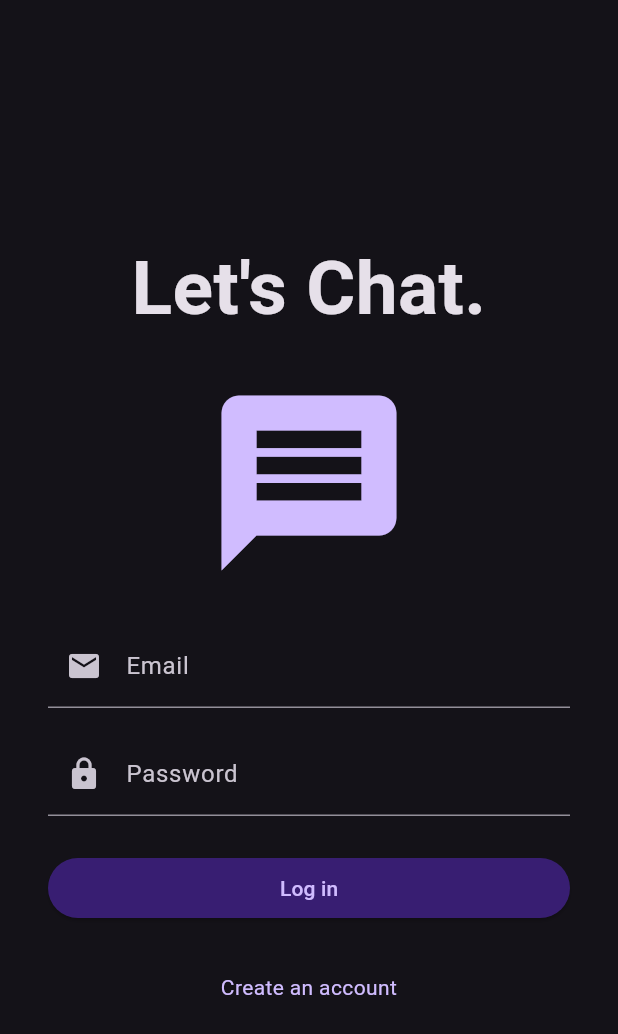
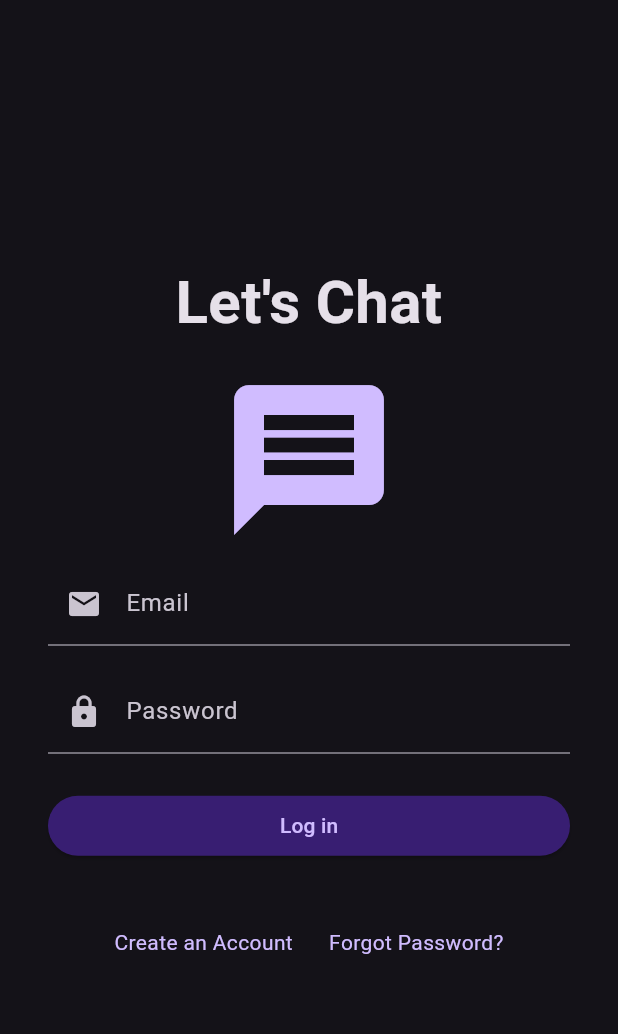
Before and after one commit to subbuguru/chat-app, a Flutter app: the RegisterScreen screen opened directly, after a tap on "Sign in", on a phone screen of 412 x 824 dp. Shown: the top 1034 px of the screen. Run offline on Flutter 3.47's test engine with Material 3 defaults, Android fonts, the phone set to English and light mode, and no system bars; our stand-ins replace cloud_firestore, firebase_auth, firebase_core, firebase_storage, google_sign_in, image_picker; accounts and stored records are empty; network calls fail.

Commit message:
added reset password
changed ui to accomodate reset password features. Also incorporated feature in prep for first beta release on play store

```diff
--- a/lib/screens/auth/login_screen.dart
+++ b/lib/screens/auth/login_screen.dart
@@ -28,7 +28,8 @@ class _LoginScreenState extends State<LoginScreen> {
   Future<void> signIn(String email, String password) async {
     final authService = Provider.of<AuthService>(context, listen: false);
     try {
-      UserCredential userCredential = await authService.signInWithEmailAndPassword(email, password);
+      UserCredential userCredential =
+          await authService.signInWithEmailAndPassword(email, password);
 
       Navigator.of(context).pushReplacement(
         MaterialPageRoute(
@@ -65,7 +66,6 @@ class _LoginScreenState extends State<LoginScreen> {
     }
   }
 
-
   @override
   Widget build(BuildContext context) {
     final theme = Theme.of(context);
@@ -86,18 +86,21 @@ class _LoginScreenState extends State<LoginScreen> {
                 crossAxisAlignment: CrossAxisAlignment.stretch,
                 children: [
                   // Title text
-                  const Text("Let's Chat.", style: TextStyle(fontSize: 50, fontWeight: FontWeight.bold), textAlign: TextAlign.center),
+                  const Text("Let's Chat",
+                      style:
+                          TextStyle(fontSize: 40, fontWeight: FontWeight.bold),
+                      textAlign: TextAlign.center),
 
-                  const SizedBox(height: 24),
+                  const SizedBox(height: 16),
 
                   // Message icon (replaceable)
                   Icon(
                     Icons.message,
-                    size: 140,
+                    size: 120,
                     color: primaryColor,
                   ),
 
-                  const SizedBox(height: 24),
+                  const SizedBox(height: 8),
 
                   // Email input field
                   TextFieldWidget(
@@ -136,7 +139,7 @@ class _LoginScreenState extends State<LoginScreen> {
 
                   const SizedBox(height: 16),
 
-                /*  // Google Sign-in button
+                  /*  // Google Sign-in button
                   ElevatedButton(
                     onPressed: () {
                       final authService = Provider.of<AuthService>(context, listen: false);
@@ -156,15 +159,39 @@ class _LoginScreenState extends State<LoginScreen> {
 
                   const SizedBox(height: 16),
 
+                  // row for create an account, forgot password
+                  Row(
+                    mainAxisAlignment: MainAxisAlignment.center,
+                    children: [
+                      Padding(
+                        padding: const EdgeInsets.all(12.0),
+                        child: GestureDetector(
+                          onTap: () => AuthNavigator.goToRegister(context),
+                          child: Text(
+                            'Create an Account',
+                            style: TextStyle(color: primaryColor),
+                            textAlign: TextAlign.center,
+                          ),
+                        ),
+                      ),
+                      const SizedBox(height: 8),
+                      //navigate to forgot password screen
+                      Padding(
+                        padding: const EdgeInsets.all(12.0),
+                        child: GestureDetector(
+                          onTap: () {
+                            AuthNavigator.goToForgotPassword(context);
+                          },
+                          child: Text(
+                            'Forgot Password?',
+                            style: TextStyle(color: primaryColor),
+                            textAlign: TextAlign.center,
+                          ),
+                        ),
+                      ),
+                    ],
+                  )
                   // Navigate to register screen
-                  GestureDetector(
-                    onTap:() => AuthNavigator.goToRegister(context),
-                    child: Text(
-                      'Create an account',
-                      style: TextStyle(color: primaryColor),
-                      textAlign: TextAlign.center,
-                    ),
-                  ),
                 ],
               ),
             ),
--- a/lib/screens/auth/register_screen.dart
+++ b/lib/screens/auth/register_screen.dart
@@ -1,4 +1,3 @@
-
 import 'package:chat_app/screens/home/home_screen.dart';
 import 'package:chat_app/widgets/text_field_widget.dart';
 import 'package:firebase_auth/firebase_auth.dart';
@@ -9,7 +8,6 @@ import '../../services/auth/auth_navigator.dart';
 import '../../services/auth/auth_service.dart';
 
 class RegisterScreen extends StatefulWidget {
-
   //add super.key
   const RegisterScreen({Key? key}) : super(key: key);
 
@@ -18,9 +16,6 @@ class RegisterScreen extends StatefulWidget {
 }
 
 class _RegisterScreenState extends State<RegisterScreen> {
-
-
-
   /// Asynchronously sign-up a user using email, password and displayName.
   ///
   /// Utilizes the [AuthService.signUpWithEmailAndPassword] and [AuthService.signInWithEmailAndPassword]
@@ -29,7 +24,8 @@ class _RegisterScreenState extends State<RegisterScreen> {
   Future<void> signUp(String email, String password, String displayName) async {
     final authService = Provider.of<AuthService>(context, listen: false);
     try {
-      UserCredential userCredential = await authService.signUpWithEmailAndPassword(email, password, displayName);
+      UserCredential userCredential = await authService
+          .signUpWithEmailAndPassword(email, password, displayName);
 
       await authService.signInWithEmailAndPassword(email, password);
 
@@ -44,7 +40,6 @@ class _RegisterScreenState extends State<RegisterScreen> {
           content: Text('Account created successfully'),
         ),
       );
-
     } on Exception catch (e) {
       // Show error in a Snackbar
       ScaffoldMessenger.of(context).showSnackBar(
@@ -54,10 +49,6 @@ class _RegisterScreenState extends State<RegisterScreen> {
       );
     }
   }
-
-
-
-
 
   @override
   Widget build(BuildContext context) {
@@ -80,19 +71,16 @@ class _RegisterScreenState extends State<RegisterScreen> {
                 mainAxisAlignment: MainAxisAlignment.center,
                 crossAxisAlignment: CrossAxisAlignment.stretch,
                 children: [
-                  const Text("Sign Up.", style: TextStyle(fontSize: 50, fontWeight: FontWeight.bold), textAlign: TextAlign.center,),
+                  const Text(
+                    "Create an Account",
+                    style: TextStyle(fontSize: 32, fontWeight: FontWeight.bold),
+                    textAlign: TextAlign.center,
+                  ),
 
-                  const SizedBox(height: 24),
-                  // Message icon (you can replace this with your own icon)
-                  Icon(
-                    Icons.message,
-                    size: 140,
-                    color: primaryColor,
-                  ),
                   const SizedBox(height: 24),
                   // Email input field
 
-                  TextFieldWidget (
+                  TextFieldWidget(
                     labelText: 'Email',
                     prefixIcon: Icons.email,
                     obscureText: false,
@@ -101,16 +89,17 @@ class _RegisterScreenState extends State<RegisterScreen> {
 
                   const SizedBox(height: 16),
 
-                  TextFieldWidget (
+                  TextFieldWidget(
                     labelText: 'Display Name',
                     prefixIcon: Icons.person,
                     obscureText: false,
-                    controller: displayNameController,),
+                    controller: displayNameController,
+                  ),
 
                   const SizedBox(height: 16),
 
                   // Password input field
-                  TextFieldWidget (
+                  TextFieldWidget(
                     labelText: 'Password',
                     prefixIcon: Icons.lock,
                     obscureText: true,
@@ -119,13 +108,12 @@ class _RegisterScreenState extends State<RegisterScreen> {
 
                   const SizedBox(height: 16),
 
-                  TextFieldWidget (
+                  TextFieldWidget(
                     labelText: 'Confirm Password',
                     prefixIcon: Icons.lock,
                     obscureText: true,
                     controller: confirmPasswordController,
                   ),
-
 
                   const SizedBox(height: 24),
 
@@ -133,10 +121,13 @@ class _RegisterScreenState extends State<RegisterScreen> {
                   ElevatedButton(
                     onPressed: () {
                       try {
-                        if (passwordController.text == confirmPasswordController.text) {
-                          signUp(emailController.text, passwordController.text, displayNameController.text);
+                        if (passwordController.text ==
+                            confirmPasswordController.text) {
+                          signUp(emailController.text, passwordController.text,
+                              displayNameController.text);
                         } else {
-                          throw Exception('Password error: Passwords do not match, are empty, or less than 6 characters');
+                          throw Exception(
+                              'Password error: Passwords do not match, are empty, or less than 6 characters');
                         }
                       } on Exception catch (e) {
                         ScaffoldMessenger.of(context).showSnackBar(
@@ -158,11 +149,12 @@ class _RegisterScreenState extends State<RegisterScreen> {
                     onTap: () {
                       AuthNavigator.goToLogin(context);
                       // go to homepage
-
                     },
                     child: Text(
                       'Sign in',
-                      style: TextStyle(color: primaryColor,  ),
+                      style: TextStyle(
+                        color: primaryColor,
+                      ),
                       textAlign: TextAlign.center,
                     ),
                   ),
--- a/lib/screens/chat/chat_menu_screen.dart
+++ b/lib/screens/chat/chat_menu_screen.dart
@@ -93,14 +93,14 @@ class _ChatMenuScreenState extends State<ChatMenuScreen> {
           ),
         ],
       ),
-      floatingActionButton: FloatingActionButton(
+      /*floatingActionButton: FloatingActionButton(
         onPressed: () {
           // Code to handle adding a new group chat
         },
         child: Icon(Icons.group_add), // Using a group_add icon as an example
         tooltip: 'Add Group Chat', // Describes the action on long press
         // Ensures visibility
-      ),
+      ), */
       body: StreamBuilder<QuerySnapshot>(
         stream: FirebaseFirestore.instance
             .collection('users')
```
Also changed, not shown: lib/screens/auth/forgotpasswordscreen.dart (added, +66 -0 lines), lib/screens/chat/chat_screen.dart (+67 -89 lines), lib/screens/profile/profile_screen.dart (+33 -12 lines), lib/services/auth/auth_navigator.dart (+10 -5 lines).
